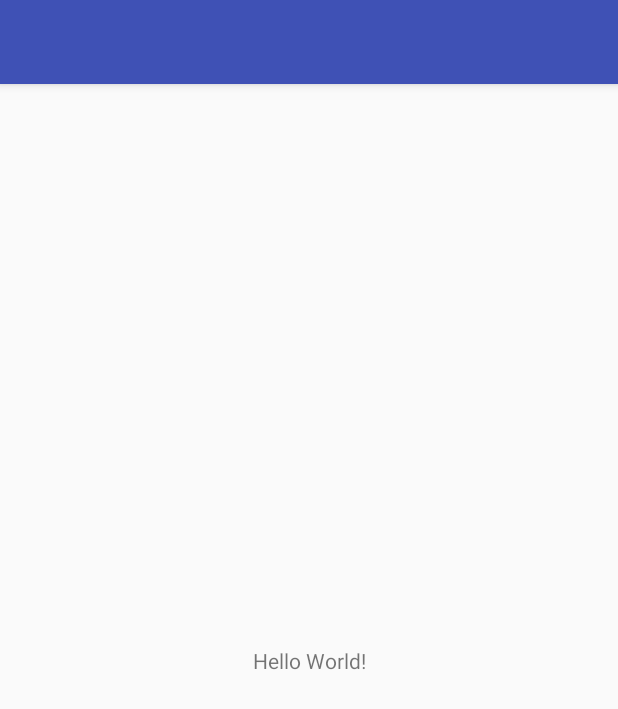
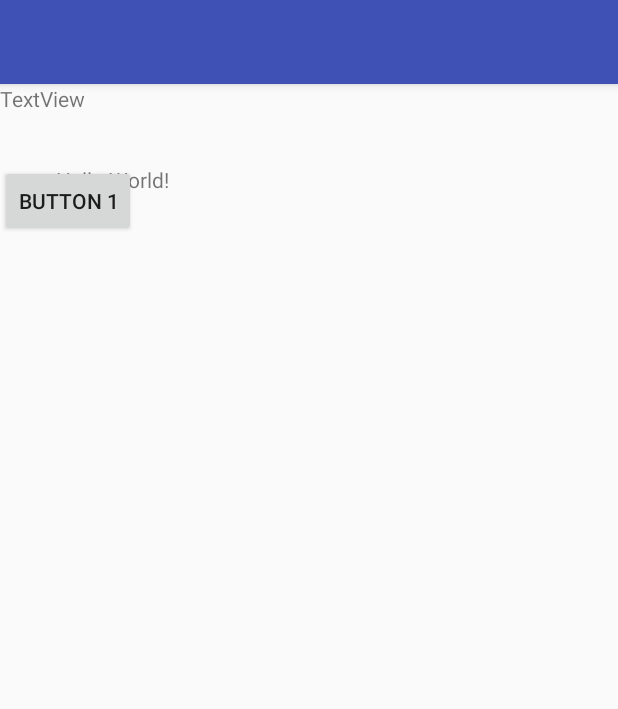
Before and after one commit to michalosak/inspiring-android, an Android app: the screen it shows after launch (MainActivity), on a phone screen of 412 x 824 dp. Shown: the top 709 px of the screen. Run offline under Robolectric (Android 15) with nearby library versions, the phone set to English and light mode, and no system bars; our stand-ins replace Picasso; libraries missing offline, so code that uses them is left out: com.kontakt.sdk; pictures from the network do not load; 6 statements that could not run were skipped.

Commit message:
last android

```diff
--- a/app/src/main/java/com/example/wickedpuppets/beabuy/MainActivity.java
+++ b/app/src/main/java/com/example/wickedpuppets/beabuy/MainActivity.java
@@ -15,7 +15,9 @@ import android.util.Log;
 import android.view.View;
 import android.view.Menu;
 import android.view.MenuItem;
+import android.widget.Button;
 import android.widget.ImageView;
+import android.widget.TextView;
 import android.widget.Toast;
 
 import com.kontakt.sdk.android.ble.connection.OnServiceReadyListener;
@@ -72,6 +74,11 @@ public class MainActivity extends AppCompatActivity {
     private static final String TAG = MainActivity.class.getSimpleName();
     private ProximityManager proximityManager;
     private ImageView imageView;
+    private ImageView imageView2;
+    private ImageView imageView3;
+
+    private Button button1;
+
 
     @Override
     protected void onCreate(Bundle savedInstanceState) {
@@ -79,14 +86,42 @@ public class MainActivity extends AppCompatActivity {
         setContentView(R.layout.activity_main);
         KontaktSDK.initialize("HrIntLkGdnKSpkrrSJZpesIMXcOkUTht");
 
+
         proximityManager = ProximityManagerFactory.create(this);
         proximityManager.setIBeaconListener(createIBeaconListener());
         setFilters();
+
         imageView = (ImageView) findViewById(R.id.photo);
+        imageView2 = (ImageView) findViewById(R.id.photo2);
+        imageView3 = (ImageView) findViewById(R.id.photo3);
 
 
+        button1 = (Button) findViewById(R.id.button1);
+
+        Button button1 = (Button) findViewById(R.id.button1);
+        button1.setOnClickListener(new View.OnClickListener() {
+
+            TextView textView = (TextView) findViewById(R.id.productName);
+            Integer i = 0;
+            public void onClick(View v) {
+                imageView.setVisibility(View.GONE);
+                imageView2.setVisibility(View.GONE);
+                imageView3.setVisibility(View.GONE);
+//                i ++;
+
+//                if (i.equals(1)) {
+//                    loadPhoto(1);
+//                }
+//                if (i.equals(2)) {
+//                    loadPhoto(2);
+//                }
+
+                textView.setText(Integer.toString(i));
+
+            }
+        });
+
     }
-
 
 
 
@@ -194,12 +229,30 @@ public class MainActivity extends AppCompatActivity {
 //        return service;
     }
 
-    void loadPhoto() {
+    void loadPhoto(String i) {
+
+        if (i.equals("JKyi")) {
+            Picasso.with(this)
+
+                    .load("http://x3.wykop.pl/cdn/c3201142/comment_cIqwDFW1DRwypsz6B2k4sfs4VQ06FbJp.jpg")
+
+                    .into(imageView);
+        }
+        if (i.equals("NO2W")) {
         Picasso.with(this)
 
                 .load("http://x3.wykop.pl/cdn/c3201142/comment_cIqwDFW1DRwypsz6B2k4sfs4VQ06FbJp.jpg")
 
-                .into(imageView);
+                .into(imageView2); }
+
+        if (i.equals("ahGH")) {
+            Picasso.with(this)
+
+                    .load("http://x3.wykop.pl/cdn/c3201142/comment_cIqwDFW1DRwypsz6B2k4sfs4VQ06FbJp.jpg")
+
+                    .into(imageView3); }
+
+
     }
 
     @Override
@@ -237,24 +290,33 @@ public class MainActivity extends AppCompatActivity {
         });
     }
 
+
+
     private IBeaconListener createIBeaconListener() {
         return new SimpleIBeaconListener() {
             @Override
             public void onIBeaconDiscovered(IBeaconDevice ibeacon, IBeaconRegion region) {
                 Log.i("Sample", "IBeacon discovered: " + ibeacon.getUniqueId());
                 showToast(ibeacon.getUniqueId());
+                loadPhoto(ibeacon.getUniqueId());
             }
 
             @Override
             public void onIBeaconsUpdated (List< IBeaconDevice > ibeacons, IBeaconRegion beaconRegions){
                 // when discovered beacon was not in the set proximity but it can be in the future
                 // monitor the proximity for it
+
+                Integer i =1;
                 for (IBeaconDevice ibeacon : ibeacons) {
+                    i++;
                         getClient(ibeacon.getUniqueId());
                         Log.i(TAG, "Sample " +ibeacon.toString() );
                         showToast(ibeacon.getUniqueId());
 
-//                    getClient();
+
+
+                        loadPhoto(ibeacon.getUniqueId());
+
 
 
                 }
--- a/app/src/main/res/layout/content_main.xml
+++ b/app/src/main/res/layout/content_main.xml
@@ -15,11 +15,72 @@
         app:layout_constraintBottom_toBottomOf="parent"
         app:layout_constraintLeft_toLeftOf="parent"
         app:layout_constraintRight_toRightOf="parent"
-        app:layout_constraintTop_toTopOf="parent" />
+        app:layout_constraintTop_toTopOf="parent"
+        app:layout_constraintVertical_bias="0.072"
+        app:layout_constraintHorizontal_bias="0.11" />
 
-    <ImageView
-        android:id="@+id/photo"
+    <LinearLayout
+        android:id="@+id/Linear"
         android:layout_width="wrap_content"
-        android:layout_height="wrap_content" />
+        android:layout_height="wrap_content"
+        android:layout_gravity="center"
+        android:baselineAligned="false"
+        android:orientation="vertical"
+        tools:layout_editor_absoluteY="0dp"
+        tools:layout_editor_absoluteX="0dp">
+        <TextView
+            android:id="@+id/productName"
+            android:layout_width="207dp"
+            android:layout_height="54dp"
+            android:text="TextView"
+            app:layout_constraintBottom_toBottomOf="parent"
+            app:layout_constraintLeft_toLeftOf="parent"
+            app:layout_constraintRight_toRightOf="parent"
+            app:layout_constraintTop_toTopOf="parent" />
+        <Button
+            android:id="@+id/button1"
+            android:onClick="onClick"
+            android:layout_width="wrap_content"
+            android:layout_height="wrap_content"
+            android:text="Button 1"
+            app:layout_constraintBottom_toBottomOf="parent"
+            app:layout_constraintLeft_toLeftOf="parent"
+            app:layout_constraintRight_toRightOf="parent"
+            app:layout_constraintTop_toTopOf="parent"
+            app:layout_constraintVertical_bias="0.172"
+            tools:layout_marginTop="300dp"/>
+        <ImageView
+            android:id="@+id/photo"
+            android:layout_width="wrap_content"
+            android:layout_height="wrap_content"
+
+            />
+        <ImageView
+            android:id="@+id/photo2"
+            android:layout_width="wrap_content"
+            android:layout_height="wrap_content"
+             />
+        <ImageView
+            android:id="@+id/photo3"
+            android:layout_width="wrap_content"
+            android:layout_height="wrap_content"
+            />
+        <ImageView
+            android:id="@+id/photo4"
+            android:layout_width="wrap_content"
+            android:layout_height="wrap_content"
+            />
+    </LinearLayout>
+
+
+
+    <GridLayout
+        android:layout_width="18dp"
+        android:layout_height="495dp"
+        tools:layout_editor_absoluteX="8dp"
+        tools:layout_editor_absoluteY="8dp">
+
+    </GridLayout>
+
 
 </android.support.constraint.ConstraintLayout>
```
